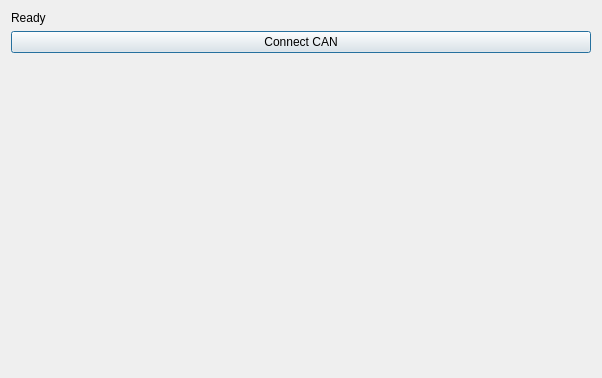
fearricepudding/ECUPWN_APP, file ui/connectionsettings.ui: the form before one commit.
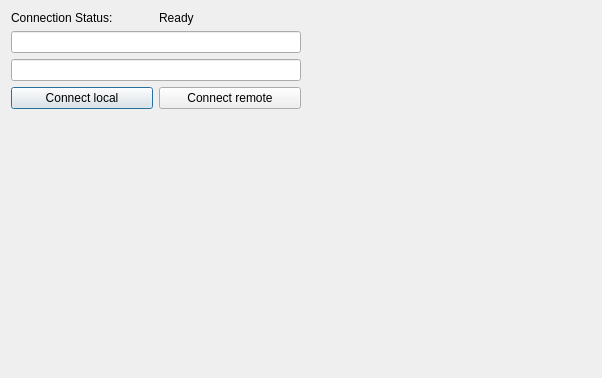
The form after the commit.

```diff
--- a/ui/connectionsettings.ui
+++ b/ui/connectionsettings.ui
@@ -17,18 +17,46 @@
    <item>
     <layout class="QVBoxLayout" name="verticalLayout">
      <item>
+      <layout class="QHBoxLayout" name="horizontalLayout_2">
+       <item>
+        <widget class="QLabel" name="label">
+         <property name="text">
+          <string>Connection Status: </string>
+         </property>
+        </widget>
+       </item>
+       <item>
       <widget class="QLabel" name="status">
        <property name="text">
         <string>Ready</string>
        </property>
       </widget>
      </item>
+      </layout>
+     </item>
+     <item>
+      <widget class="QLineEdit" name="lineEdit"/>
+     </item>
+     <item>
+      <widget class="QLineEdit" name="lineEdit_2"/>
+     </item>
+     <item>
+      <layout class="QHBoxLayout" name="horizontalLayout_3">
+       <item>
+        <widget class="QPushButton" name="pushButton">
+         <property name="text">
+          <string>Connect local</string>
+         </property>
+        </widget>
+       </item>
      <item>
       <widget class="QPushButton" name="connectBtn">
        <property name="text">
-        <string>Connect CAN</string>
-       </property>
-      </widget>
+          <string>Connect remote</string>
+         </property>
+        </widget>
+       </item>
+      </layout>
      </item>
      <item>
       <spacer name="verticalSpacer">
@@ -45,6 +73,19 @@
      </item>
     </layout>
    </item>
+   <item>
+    <spacer name="horizontalSpacer">
+     <property name="orientation">
+      <enum>Qt::Horizontal</enum>
+     </property>
+     <property name="sizeHint" stdset="0">
+      <size>
+       <width>40</width>
+       <height>20</height>
+      </size>
+     </property>
+    </spacer>
+   </item>
   </layout>
  </widget>
  <resources/>
```
Lines whose indentation alone changed are shown as unchanged.
